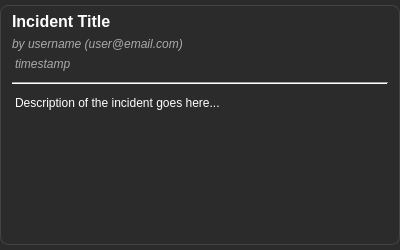
Qt form incidentwidget.ui (MuhammadSarimUmer/Traffic-Simulation-Dsa-project) before a commit.
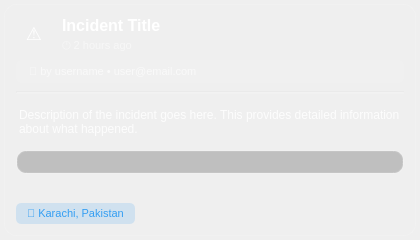
The same form after that commit.

The edit to the form file:
```diff
--- a/incidentwidget.ui
+++ b/incidentwidget.ui
@@ -6,8 +6,8 @@
    <rect>
     <x>0</x>
     <y>0</y>
-    <width>400</width>
-    <height>250</height>
+    <width>420</width>
+    <height>240</height>
    </rect>
   </property>
   <property name="windowTitle">
@@ -15,79 +15,157 @@
   </property>
   <property name="styleSheet">
    <string notr="true">#IncidentWidget {
-    background-color: #2b2b2b;
-    border: 1px solid #444;
-    border-radius: 8px;
-    margin-top: 5px;
-    margin-bottom: 5px;
+    background: qlineargradient(x1:0, y1:0, x2:0, y2:1,
+                                stop:0 rgba(255, 255, 255, 0.08),
+                                stop:1 rgba(255, 255, 255, 0.04));
+    border: 1px solid rgba(255, 255, 255, 0.15);
+    border-radius: 12px;
+    margin: 4px;
+}
+#IncidentWidget:hover {
+    background: qlineargradient(x1:0, y1:0, x2:0, y2:1,
+                                stop:0 rgba(255, 255, 255, 0.12),
+                                stop:1 rgba(255, 255, 255, 0.06));
+    border: 1px solid rgba(33, 150, 243, 0.4);
 }
 QLabel {
     color: #ffffff;
     background-color: transparent;
+    font-family: 'Segoe UI', Arial, sans-serif;
 }</string>
   </property>
   <layout class="QVBoxLayout" name="verticalLayout">
+   <property name="spacing">
+    <number>8</number>
+   </property>
    <property name="leftMargin">
-    <number>12</number>
+    <number>16</number>
    </property>
    <property name="topMargin">
-    <number>12</number>
+    <number>16</number>
    </property>
    <property name="rightMargin">
-    <number>12</number>
+    <number>16</number>
    </property>
    <property name="bottomMargin">
-    <number>12</number>
+    <number>16</number>
    </property>
    <item>
-    <widget class="QLabel" name="titleLabel">
-     <property name="font">
-      <font>
-       <pointsize>12</pointsize>
-       <weight>75</weight>
-       <bold>true</bold>
-      </font>
+    <layout class="QHBoxLayout" name="headerLayout">
+     <property name="spacing">
+      <number>10</number>
      </property>
-     <property name="text">
-      <string>Incident Title</string>
-     </property>
-     <property name="wordWrap">
-      <bool>true</bool>
-     </property>
-    </widget>
+     <item>
+      <widget class="QLabel" name="iconLabel">
+       <property name="minimumSize">
+        <size>
+         <width>36</width>
+         <height>36</height>
+        </size>
+       </property>
+       <property name="maximumSize">
+        <size>
+         <width>36</width>
+         <height>36</height>
+        </size>
+       </property>
+       <property name="styleSheet">
+        <string notr="true">background: qlineargradient(x1:0, y1:0, x2:1, y2:1,
+                                    stop:0 #2196F3, stop:1 #0b7dda);
+border-radius: 18px;
+font-size: 18px;
+padding: 6px;</string>
+       </property>
+       <property name="text">
+        <string>⚠️</string>
+       </property>
+       <property name="alignment">
+        <set>Qt::AlignCenter</set>
+       </property>
+      </widget>
+     </item>
+     <item>
+      <layout class="QVBoxLayout" name="titleInfoLayout">
+       <property name="spacing">
+        <number>3</number>
+       </property>
+       <item>
+        <widget class="QLabel" name="titleLabel">
+         <property name="font">
+          <font>
+           <pointsize>12</pointsize>
+           <weight>75</weight>
+           <bold>true</bold>
+          </font>
+         </property>
+         <property name="styleSheet">
+          <string notr="true">color: #ffffff;</string>
+         </property>
+         <property name="text">
+          <string>Incident Title</string>
+         </property>
+         <property name="wordWrap">
+          <bool>true</bool>
+         </property>
+        </widget>
+       </item>
+       <item>
+        <widget class="QLabel" name="timestampLabel">
+         <property name="font">
+          <font>
+           <pointsize>8</pointsize>
+          </font>
+         </property>
+         <property name="text">
+          <string>🕐 2 hours ago</string>
+         </property>
+         <property name="styleSheet">
+          <string notr="true">color: rgba(255, 255, 255, 0.5);</string>
+         </property>
+        </widget>
+       </item>
+      </layout>
+     </item>
+     <item>
+      <spacer name="horizontalSpacer">
+       <property name="orientation">
+        <enum>Qt::Horizontal</enum>
+       </property>
+       <property name="sizeHint" stdset="0">
+        <size>
+         <width>40</width>
+         <height>20</height>
+        </size>
+       </property>
+      </spacer>
+     </item>
+    </layout>
    </item>
    <item>
     <widget class="QLabel" name="userInfoLabel">
      <property name="font">
       <font>
-       <italic>true</italic>
+       <pointsize>8</pointsize>
+       <italic>false</italic>
       </font>
      </property>
      <property name="text">
-      <string>by username (user@email.com)</string>
+      <string>👤 by username • user@email.com</string>
      </property>
      <property name="styleSheet">
-      <string notr="true">color: #aaa;</string>
-     </property>
-    </widget>
-   </item>
-   <item>
-    <widget class="QLabel" name="timestampLabel">
-     <property name="font">
-      <font>
-       <italic>true</italic>
-      </font>
-     </property>
-     <property name="text">
-      <string>timestamp</string>
-     </property>
-     <property name="styleSheet">
-      <string notr="true">color: #aaa; margin-bottom: 5px;</string>
+      <string notr="true">color: rgba(255, 255, 255, 0.6);
+background: rgba(255, 255, 255, 0.05);
+padding: 5px 10px;
+border-radius: 6px;</string>
      </property>
     </widget>
    </item>
    <item>
     <widget class="Line" name="line">
+     <property name="styleSheet">
+      <string notr="true">background-color: rgba(255, 255, 255, 0.1);
+height: 1px;</string>
+     </property>
      <property name="orientation">
       <enum>Qt::Horizontal</enum>
      </property>
@@ -95,11 +173,18 @@
    </item>
    <item>
     <widget class="QLabel" name="descriptionLabel">
+     <property name="font">
+      <font>
+       <pointsize>9</pointsize>
+      </font>
+     </property>
      <property name="text">
-      <string>Description of the incident goes here...</string>
+      <string>Description of the incident goes here. This provides detailed information about what happened.</string>
      </property>
      <property name="styleSheet">
-      <string notr="true">margin-top: 5px;</string>
+      <string notr="true">color: rgba(255, 255, 255, 0.85);
+line-height: 1.5;
+padding: 6px 0;</string>
      </property>
      <property name="wordWrap">
       <bool>true</bool>
@@ -114,6 +199,12 @@
      <property name="alignment">
       <set>Qt::AlignCenter</set>
      </property>
+     <property name="styleSheet">
+      <string notr="true">border: 2px solid rgba(255, 255, 255, 0.1);
+border-radius: 10px;
+background-color: rgba(0, 0, 0, 0.2);
+padding: 3px;</string>
+     </property>
      <property name="minimumSize">
       <size>
        <width>0</width>
@@ -123,7 +214,7 @@
      <property name="maximumSize">
       <size>
        <width>16777215</width>
-       <height>200</height>
+       <height>160</height>
       </size>
      </property>
     </widget>
@@ -144,6 +235,44 @@
      </property>
     </spacer>
    </item>
+   <item>
+    <layout class="QHBoxLayout" name="footerLayout">
+     <property name="spacing">
+      <number>6</number>
+     </property>
+     <item>
+      <widget class="QLabel" name="locationLabel">
+       <property name="font">
+        <font>
+         <pointsize>8</pointsize>
+        </font>
+       </property>
+       <property name="styleSheet">
+        <string notr="true">color: rgba(33, 150, 243, 0.9);
+background: rgba(33, 150, 243, 0.15);
+padding: 4px 8px;
+border-radius: 5px;</string>
+       </property>
+       <property name="text">
+        <string>📍 Karachi, Pakistan</string>
+       </property>
+      </widget>
+     </item>
+     <item>
+      <spacer name="horizontalSpacer_2">
+       <property name="orientation">
+        <enum>Qt::Horizontal</enum>
+       </property>
+       <property name="sizeHint" stdset="0">
+        <size>
+         <width>40</width>
+         <height>20</height>
+        </size>
+       </property>
+      </spacer>
+     </item>
+    </layout>
+   </item>
   </layout>
  </widget>
  <resources/>
```
